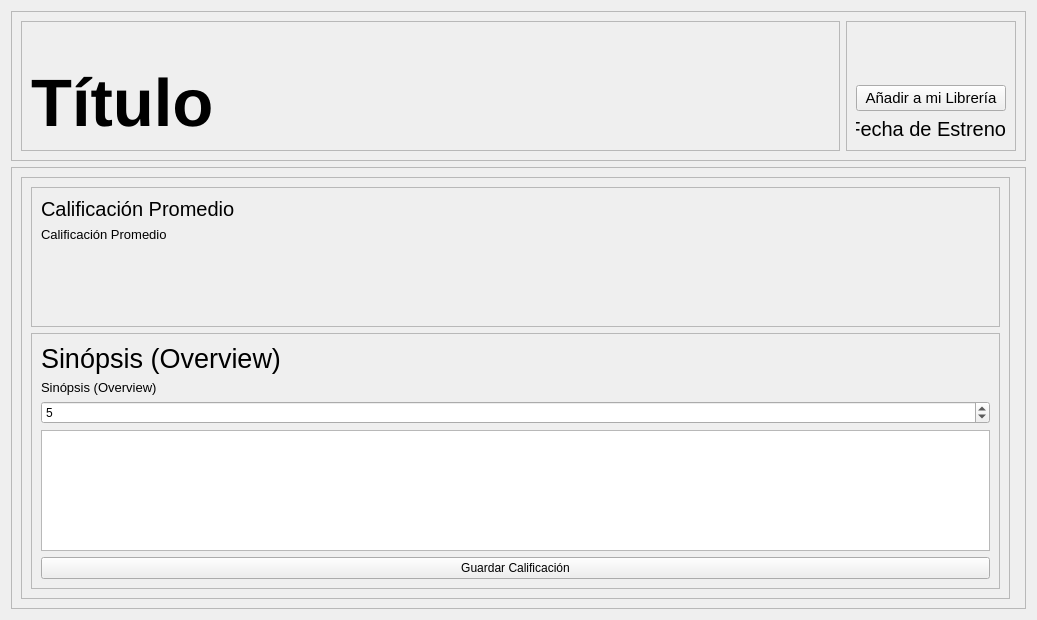
Above: desktop_client/view/details_window.ui from brunorahu/FilmTrack-Project before the change. Below: the same form after it.
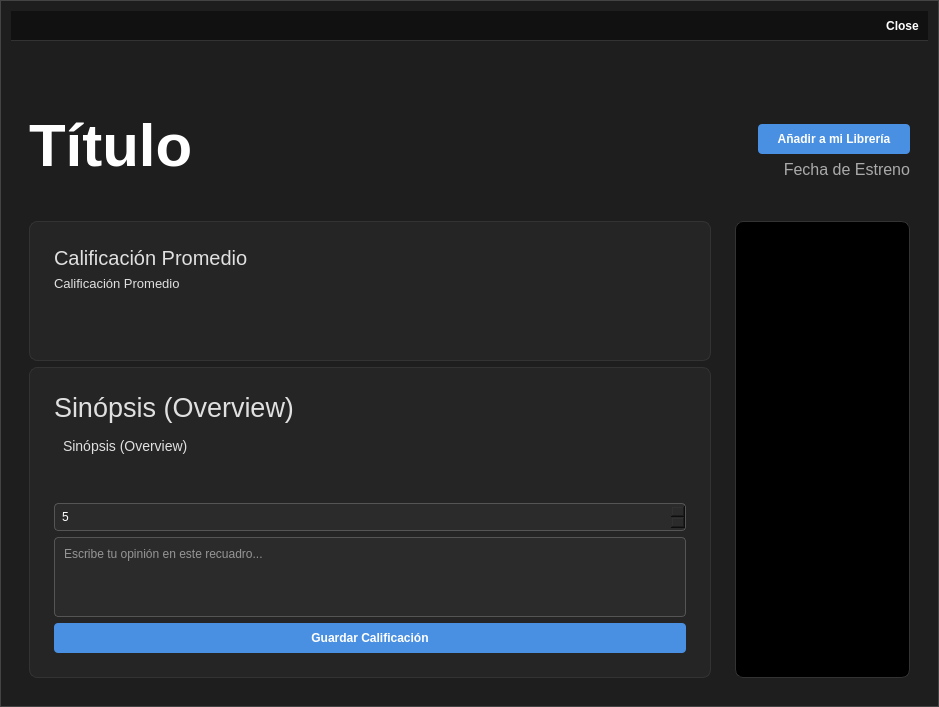
That is the form after the change.

Commit message: Actualización interfaz details_window

Patch:
```diff
--- a/desktop_client/view/details_window.ui
+++ b/desktop_client/view/details_window.ui
@@ -6,14 +6,151 @@
    <rect>
     <x>0</x>
     <y>0</y>
-    <width>1037</width>
-    <height>620</height>
+    <width>939</width>
+    <height>631</height>
    </rect>
   </property>
   <property name="windowTitle">
    <string>Form</string>
   </property>
+  <property name="styleSheet">
+   <string notr="true">/* ----- 1. Fondo General ----- */
+QWidget#Form {
+    background-color: #1e1e1e; /* El gris oscuro de tu tema */
+    border: 1px solid #444; /* Un borde sutil para diferenciar la ventana */
+}
+
+/* ----- 2. Reset de Frames (La Solución a lo Blanco) ----- */
+QFrame {
+    background-color: transparent;
+    border: none;
+}
+
+/* ----- 3. Barra de Título ----- */
+QFrame#title_bar_frame {
+    background-color: #111111; /* Barra superior negra */
+    border-bottom: 1px solid #333;
+}
+QPushButton#btn_close {
+    background-color: transparent;
+    color: white;
+    border: none;
+    font-weight: bold;
+}
+QPushButton#btn_close:hover {
+    background-color: #e81123; /* Rojo al cerrar */
+}
+
+/* ----- 4. Textos ----- */
+QLabel {
+    color: #e0e0e0;
+}
+QLabel#title_label {
+    color: white;
+    font-size: 60px; /* &lt;-- TÍTULO MÁS GRANDE */
+    font-weight: bold;
+}
+QLabel#release_date_label { /* &lt;-- NUEVA REGLA PARA EL AÑO DE ESTRENO */
+    color: #aaaaaa; /* Un gris más suave para el año */
+    font-size: 16px;
+    font-weight: normal;
+}
+QLabel#overview_label {
+    font-size: 14px;
+    line-height: 1.4;
+	line-height: 1.6; /* Aumenta un poco la separación entre líneas */
+    text-align: justify; /* &lt;-- Qt no siempre lo soporta bien en QLabel */
+}
+
+/* ----- 5. Contenedores de Detalles (Opcional: Darles fondo oscuro) ----- */
+/* Si quieres que los cuadros de texto tengan un fondo diferente al general */
+QFrame#frame_izquierdo_inferior, QFrame#frame_izquierdo_superior {
+    background-color: #252525;
+    border-radius: 8px;
+    border: 1px solid #333;
+	padding: 15px;
+}
+
+/* ----- 6. Póster ----- */
+QLabel#poster_label {
+    background-color: #000;
+    border-radius: 8px;
+    border: 1px solid #333;
+}
+
+/* ----- 7. Inputs (SpinBox y TextEdit) ----- */
+QSpinBox {
+    background-color: #2b2b2b;
+    color: white;
+    border: 1px solid #555;
+    padding: 5px;
+    border-radius: 4px;
+}
+QTextEdit {
+    background-color: #2b2b2b;
+    color: white;
+    border: 1px solid #555;
+    border-radius: 4px;
+    padding: 5px;
+}
+
+/* ----- 8. Botones de Acción ----- */
+QPushButton#add_to_library_button, QPushButton#save_review_button {
+    background-color: #4a90e2;
+    color: white;
+    border: none;
+    border-radius: 4px;
+    padding: 8px 16px;
+    font-weight: bold;
+}
+QPushButton#add_to_library_button:hover, QPushButton#save_review_button:hover {
+    background-color: #5aa1f2;
+}
+/* Estado deshabilitado (cuando ya está en librería) */
+QPushButton:disabled {
+    background-color: #555;
+    color: #aaa;
+}</string>
+  </property>
   <layout class="QVBoxLayout" name="verticalLayout">
+   <item>
+    <widget class="QFrame" name="title_bar_frame">
+     <property name="minimumSize">
+      <size>
+       <width>0</width>
+       <height>30</height>
+      </size>
+     </property>
+     <property name="frameShape">
+      <enum>QFrame::StyledPanel</enum>
+     </property>
+     <property name="frameShadow">
+      <enum>QFrame::Raised</enum>
+     </property>
+     <layout class="QHBoxLayout" name="horizontalLayout_3">
+      <item>
+       <spacer name="horizontalSpacer">
+        <property name="orientation">
+         <enum>Qt::Horizontal</enum>
+        </property>
+        <property name="sizeHint" stdset="0">
+         <size>
+          <width>864</width>
+          <height>8</height>
+         </size>
+        </property>
+       </spacer>
+      </item>
+      <item>
+       <widget class="QPushButton" name="btn_close">
+        <property name="text">
+         <string>Close</string>
+        </property>
+       </widget>
+      </item>
+     </layout>
+    </widget>
+   </item>
    <item>
     <widget class="QFrame" name="frame_superior">
      <property name="minimumSize">
@@ -37,6 +174,11 @@
      <layout class="QHBoxLayout" name="horizontalLayout_2">
       <item>
        <widget class="QFrame" name="frame_superior_izquierdo">
+        <property name="font">
+         <font>
+          <pointsize>20</pointsize>
+         </font>
+        </property>
         <property name="frameShape">
          <enum>QFrame::StyledPanel</enum>
         </property>
@@ -60,7 +202,7 @@
            </property>
            <property name="font">
             <font>
-             <pointsize>50</pointsize>
+             <pointsize>-1</pointsize>
              <weight>75</weight>
              <bold>true</bold>
             </font>
@@ -108,7 +250,8 @@
           <widget class="QPushButton" name="add_to_library_button">
            <property name="font">
             <font>
-             <pointsize>11</pointsize>
+             <weight>75</weight>
+             <bold>true</bold>
             </font>
            </property>
            <property name="text">
@@ -126,7 +269,9 @@
            </property>
            <property name="font">
             <font>
-             <pointsize>15</pointsize>
+             <pointsize>-1</pointsize>
+             <weight>50</weight>
+             <bold>false</bold>
             </font>
            </property>
            <property name="text">
@@ -154,6 +299,12 @@
      <layout class="QHBoxLayout" name="horizontalLayout">
       <item>
        <widget class="QFrame" name="frame_izquierdo">
+        <property name="maximumSize">
+         <size>
+          <width>700</width>
+          <height>16777215</height>
+         </size>
+        </property>
         <property name="frameShape">
          <enum>QFrame::StyledPanel</enum>
         </property>
@@ -255,18 +406,49 @@
              </widget>
             </item>
             <item>
-             <widget class="QLabel" name="overview_label">
-              <property name="font">
-               <font>
-                <pointsize>10</pointsize>
-               </font>
+             <widget class="QScrollArea" name="scrollArea">
+              <property name="autoFillBackground">
+               <bool>false</bool>
               </property>
-              <property name="text">
-               <string>Sinópsis (Overview)</string>
+              <property name="styleSheet">
+               <string notr="true">border: none; background-color: transparent;</string>
               </property>
-              <property name="wordWrap">
+              <property name="lineWidth">
+               <number>1</number>
+              </property>
+              <property name="widgetResizable">
                <bool>true</bool>
               </property>
+              <widget class="QWidget" name="scrollAreaWidgetContents">
+               <property name="geometry">
+                <rect>
+                 <x>0</x>
+                 <y>0</y>
+                 <width>615</width>
+                 <height>35</height>
+                </rect>
+               </property>
+               <layout class="QVBoxLayout" name="verticalLayout_8">
+                <item>
+                 <widget class="QLabel" name="overview_label">
+                  <property name="font">
+                   <font>
+                    <pointsize>-1</pointsize>
+                   </font>
+                  </property>
+                  <property name="text">
+                   <string>Sinópsis (Overview)</string>
+                  </property>
+                  <property name="alignment">
+                   <set>Qt::AlignLeading|Qt::AlignLeft|Qt::AlignTop</set>
+                  </property>
+                  <property name="wordWrap">
+                   <bool>true</bool>
+                  </property>
+                 </widget>
+                </item>
+               </layout>
+              </widget>
              </widget>
             </item>
             <item>
@@ -296,7 +478,11 @@
              </widget>
             </item>
             <item>
-             <widget class="QTextEdit" name="review_textedit"/>
+             <widget class="QTextEdit" name="review_textedit">
+              <property name="placeholderText">
+               <string>Escribe tu opinión en este recuadro...</string>
+              </property>
+             </widget>
             </item>
             <item>
              <widget class="QPushButton" name="save_review_button">
@@ -325,6 +511,24 @@
         <property name="frameShadow">
          <enum>QFrame::Raised</enum>
         </property>
+        <layout class="QVBoxLayout" name="verticalLayout_7">
+         <item>
+          <widget class="QLabel" name="poster_label">
+           <property name="maximumSize">
+            <size>
+             <width>16777215</width>
+             <height>16777215</height>
+            </size>
+           </property>
+           <property name="text">
+            <string/>
+           </property>
+           <property name="scaledContents">
+            <bool>true</bool>
+           </property>
+          </widget>
+         </item>
+        </layout>
        </widget>
       </item>
      </layout>
```
The commit also changes 4 other files.
